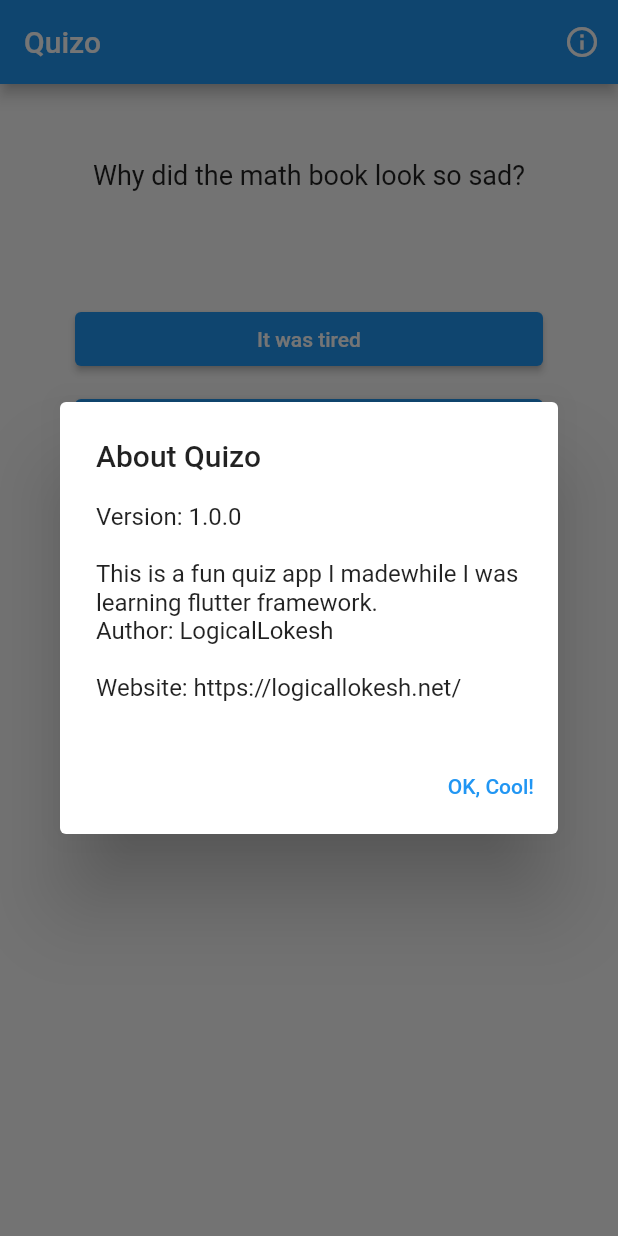
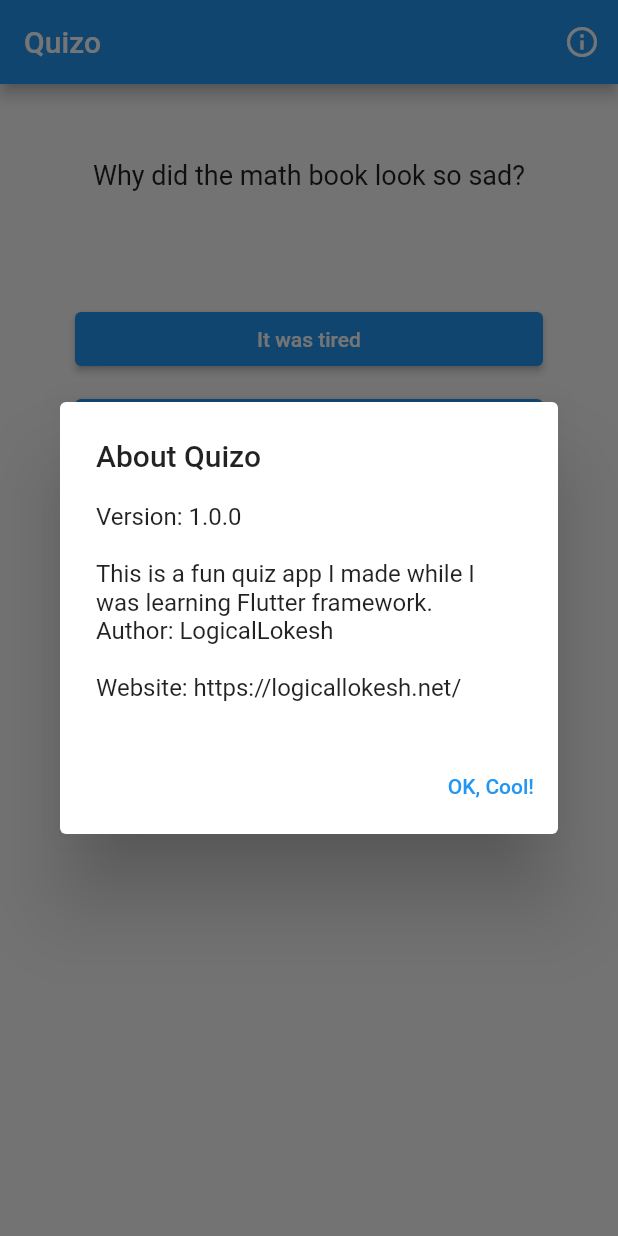
Before and after one commit to LogicalLokesh/Quizo, a Flutter app: the screen it shows after launch, after a tap on the "info outline" icon, on a phone screen of 412 x 824 dp. Run offline on Flutter 3.47's test engine with Material 2 defaults, Android fonts, the phone set to English and light mode, and no system bars.

Commit message:
Updated about text

```diff
--- a/lib/about_this_app.dart
+++ b/lib/about_this_app.dart
@@ -17,8 +17,8 @@ class AboutThisApp extends StatelessWidget {
                 child: ListBody(
                   children: const <Widget>[
                     Text('Version: 1.0.0\n'),
-                    Text('This is a fun quiz app I made'
-                        'while I was learning flutter framework.'),
+                    Text('This is a fun quiz app I made '
+                        'while I was learning Flutter framework.'),
                     Text('Author: LogicalLokesh\n'),
                     Text('Website: https://logicallokesh.net/'),
                   ],
```
